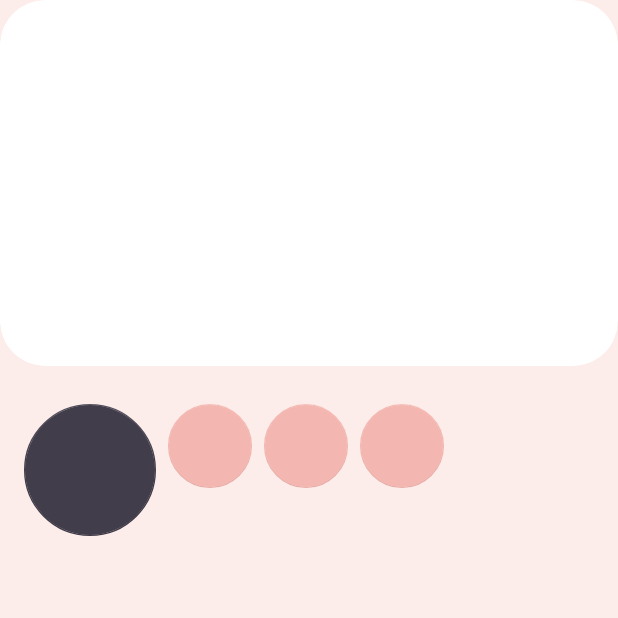
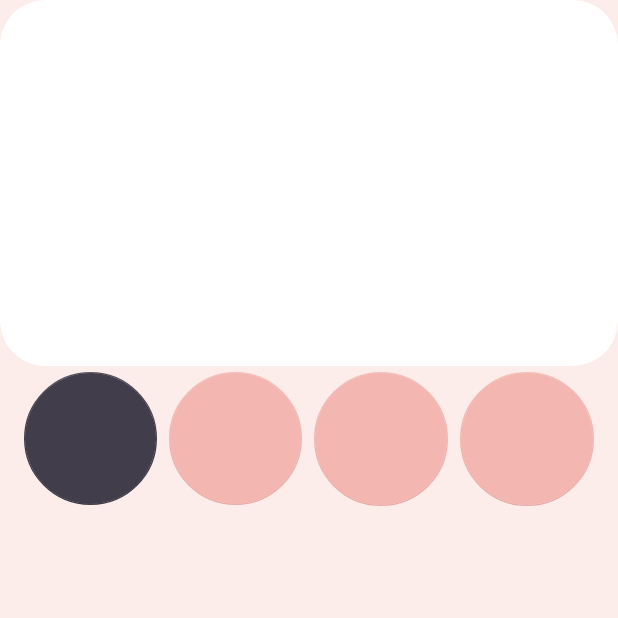
Before and after one commit to Harsh8833/Calculator, an Android app: the screen it shows after launch (MainActivity), on a phone screen of 412 x 824 dp, the top half of it. Run offline under Robolectric (Android 15) with nearby library versions, the phone set to English and light mode, and no system bars.

Commit message:
linear layout implemented back

```diff
--- a/app/src/main/res/layout/activity_main.xml
+++ b/app/src/main/res/layout/activity_main.xml
@@ -24,73 +24,63 @@
 
     </com.google.android.material.card.MaterialCardView>
 
-    <TableLayout
+
+
+    <LinearLayout
         android:layout_width="match_parent"
-        android:layout_height="wrap_content"
-        android:stretchColumns="0,1,2,3"
-        android:layout_marginTop="25dp">
-
-        <TableRow
-            android:layout_width="fill_parent"
-            android:layout_weight="100"
-            android:layout_gravity="fill_horizontal">
+        android:layout_height="0dp"
+        android:orientation="horizontal"
+        android:layout_weight=".5"
+        android:backgroundTint="@color/dark_pink">
 
         <com.google.android.material.floatingactionbutton.FloatingActionButton
             android:id="@+id/ac_Button"
-                android:layout_width="match_parent"
+            android:layout_width="0dp"
             android:layout_height="match_parent"
+            android:layout_weight=".5"
             android:layout_marginEnd="4dp"
             android:layout_marginBottom="4dp"
+            android:layout_marginTop="4dp"
             android:layout_marginStart="16dp"
             app:backgroundTint="@color/gray_purple"
-                app:elevation="0dp"
-                app:fabCustomSize="88dp"
-                android:layout_weight="25">
-
+            app:elevation="0dp">
         </com.google.android.material.floatingactionbutton.FloatingActionButton>
 
         <com.google.android.material.floatingactionbutton.FloatingActionButton
-                android:id="@+id/percent"
-                android:layout_width="88dp"
+            android:id="@+id/ac_Button1"
+            android:layout_width="0dp"
             android:layout_height="match_parent"
-                android:layout_marginStart="4dp"
-                android:layout_marginEnd="4dp"
-                android:layout_marginBottom="4dp"
-                android:layout_weight="25"
+            android:layout_weight=".5"
+            android:layout_margin="4dp"
             app:backgroundTint="@color/dark_pink"
             app:elevation="0dp">
-
         </com.google.android.material.floatingactionbutton.FloatingActionButton>
 
         <com.google.android.material.floatingactionbutton.FloatingActionButton
-                android:id="@+id/divide"
-                android:layout_width="94dp"
+            android:id="@+id/ac_Button3"
+            android:layout_width="0dp"
             android:layout_height="match_parent"
-                android:layout_marginStart="4dp"
-                android:layout_marginEnd="4dp"
-                android:layout_marginBottom="4dp"
-                android:layout_weight="25"
+            android:layout_weight=".5"
+            android:layout_margin="4dp"
             app:backgroundTint="@color/dark_pink"
             app:elevation="0dp">
-
         </com.google.android.material.floatingactionbutton.FloatingActionButton>
 
         <com.google.android.material.floatingactionbutton.FloatingActionButton
-                android:id="@+id/backspace"
-                android:layout_width="95dp"
+            android:id="@+id/ac_Button4"
+            android:layout_width="0dp"
             android:layout_height="match_parent"
+            android:layout_weight=".5"
+            android:layout_marginEnd="16dp"
+            android:layout_marginBottom="4dp"
+            android:layout_marginTop="4dp"
             android:layout_marginStart="4dp"
-                android:layout_marginEnd="4dp"
-                android:layout_marginBottom="4dp"
-                android:layout_weight="25"
             app:backgroundTint="@color/dark_pink"
             app:elevation="0dp">
+        </com.google.android.material.floatingactionbutton.FloatingActionButton>
 
-            </com.google.android.material.floatingactionbutton.FloatingActionButton>
-        </TableRow>
+    </LinearLayout>
 
-
-    </TableLayout>
 
 
 
```
Lines whose indentation alone changed are shown as unchanged.
